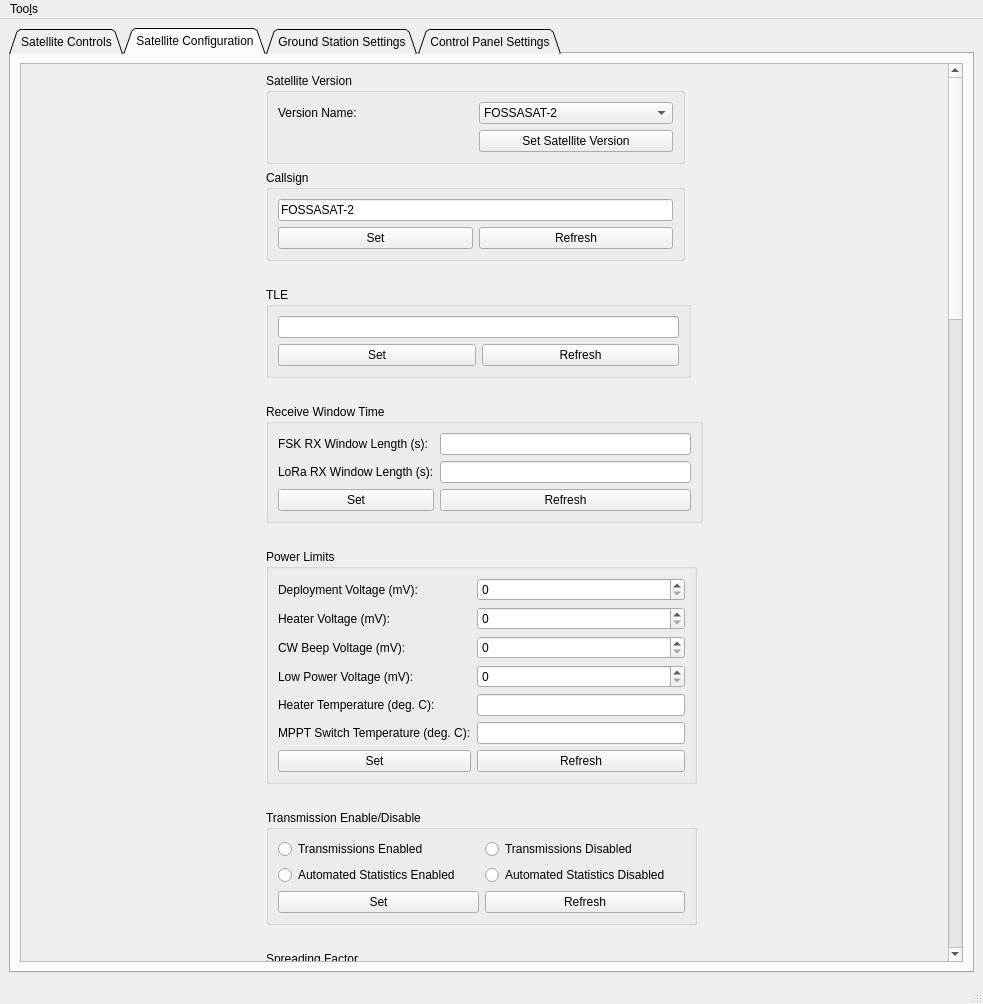
Above: FOSSAGSCP/mainwindow.ui from FOSSASystems/FOSSA-GroundStationControlPanel before the change. Below: the same form after it.
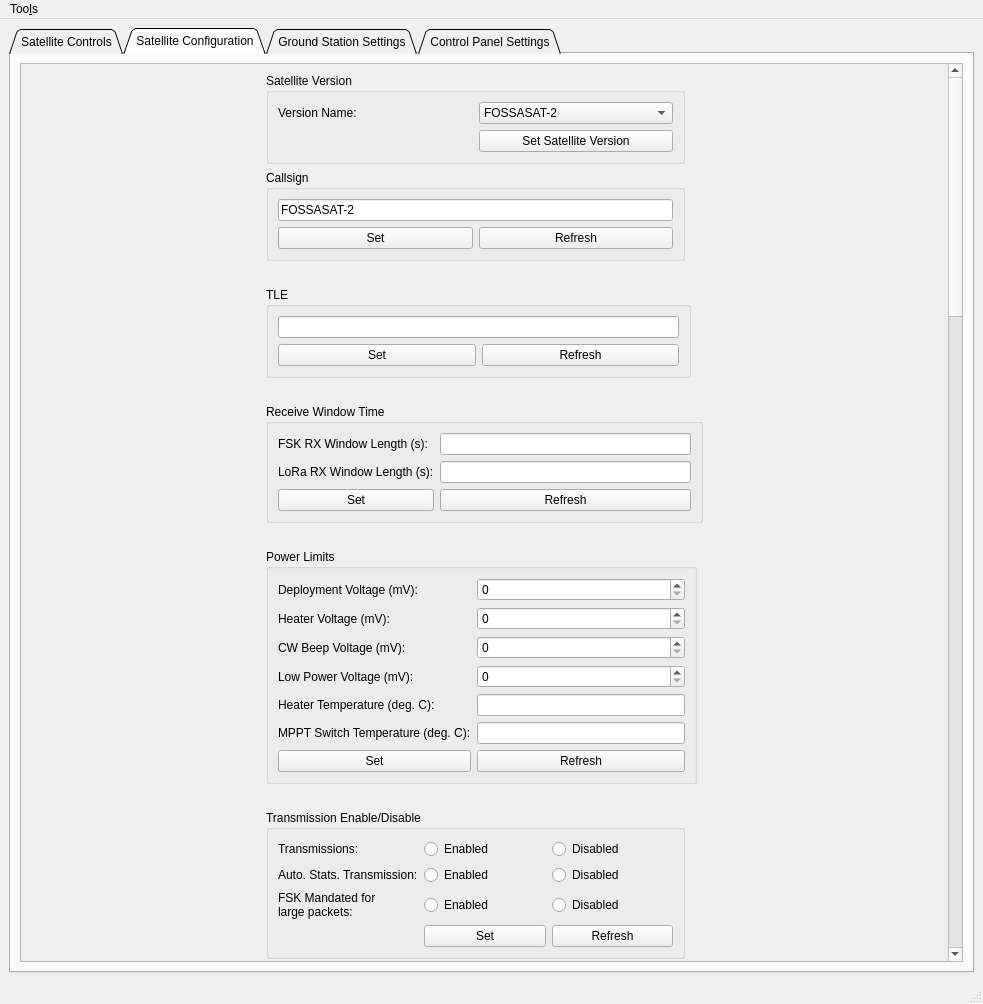
That is the form after the change. The open tabs and pages were chosen to show the change.

Commit message: implemented enable/disable transmissions

Patch:
```diff
--- a/FOSSAGSCP/mainwindow.ui
+++ b/FOSSAGSCP/mainwindow.ui
@@ -1749,9 +1749,9 @@
            <property name="geometry">
             <rect>
              <x>223</x>
-             <y>0</y>
+             <y>-596</y>
              <width>465</width>
-             <height>3460</height>
+             <height>3499</height>
             </rect>
            </property>
            <property name="sizePolicy">
@@ -2026,69 +2026,6 @@
               </property>
              </spacer>
             </item>
-            <item row="10" column="0" colspan="3">
-             <widget class="QGroupBox" name="transmittingGroupBox">
-              <property name="title">
-               <string>Transmission Enable/Disable</string>
-              </property>
-              <layout class="QGridLayout" name="gridLayout_17">
-               <item row="0" column="1">
-                <widget class="QRadioButton" name="SatelliteConfig_Transmission_Disabled_RadioButton">
-                 <property name="text">
-                  <string>Transmissions Disabled</string>
-                 </property>
-                 <attribute name="buttonGroup">
-                  <string notr="true">transmissionsEnabledDisabledButtonGroup</string>
-                 </attribute>
-                </widget>
-               </item>
-               <item row="1" column="0">
-                <widget class="QRadioButton" name="SatelliteConfig_Transmission_AutoStatsEnabled_RadioButton">
-                 <property name="text">
-                  <string>Automated Statistics Enabled</string>
-                 </property>
-                 <attribute name="buttonGroup">
-                  <string notr="true">automatedStatisticsEnabledDisabledButtonGroup</string>
-                 </attribute>
-                </widget>
-               </item>
-               <item row="1" column="1">
-                <widget class="QRadioButton" name="SatelliteConfig_Transmission_AutoStatsDisabled_RadioButton">
-                 <property name="text">
-                  <string>Automated Statistics Disabled</string>
-                 </property>
-                 <attribute name="buttonGroup">
-                  <string notr="true">automatedStatisticsEnabledDisabledButtonGroup</string>
-                 </attribute>
-                </widget>
-               </item>
-               <item row="0" column="0">
-                <widget class="QRadioButton" name="SatelliteConfig_Transmission_Enabled_RadioButton">
-                 <property name="text">
-                  <string>Transmissions Enabled</string>
-                 </property>
-                 <attribute name="buttonGroup">
-                  <string notr="true">transmissionsEnabledDisabledButtonGroup</string>
-                 </attribute>
-                </widget>
-               </item>
-               <item row="2" column="0">
-                <widget class="QPushButton" name="SatelliteConfig_Transmission_Send_Button">
-                 <property name="text">
-                  <string>Set</string>
-                 </property>
-                </widget>
-               </item>
-               <item row="2" column="1">
-                <widget class="QPushButton" name="SatelliteConfig_Transmission_Refresh_Button">
-                 <property name="text">
-                  <string>Refresh</string>
-                 </property>
-                </widget>
-               </item>
-              </layout>
-             </widget>
-            </item>
             <item row="14" column="0" colspan="3">
              <widget class="QGroupBox" name="MPPTGroupBox">
               <property name="title">
@@ -2929,6 +2866,105 @@
               </layout>
              </widget>
             </item>
+            <item row="10" column="0">
+             <widget class="QGroupBox" name="transmittingGroupBox">
+              <property name="title">
+               <string>Transmission Enable/Disable</string>
+              </property>
+              <layout class="QGridLayout" name="gridLayout_17">
+               <item row="2" column="1">
+                <widget class="QRadioButton" name="SatelliteConfig_Transmission_FSKMandated_Enabled_RadioButton">
+                 <property name="text">
+                  <string>Enabled</string>
+                 </property>
+                </widget>
+               </item>
+               <item row="2" column="2">
+                <widget class="QRadioButton" name="SatelliteConfig_Transmission_FSKMandated_Disabled_RadioButton">
+                 <property name="text">
+                  <string>Disabled</string>
+                 </property>
+                </widget>
+               </item>
+               <item row="1" column="2">
+                <widget class="QRadioButton" name="SatelliteConfig_Transmission_AutoStatsDisabled_RadioButton">
+                 <property name="text">
+                  <string>Disabled</string>
+                 </property>
+                 <attribute name="buttonGroup">
+                  <string notr="true">automatedStatisticsEnabledDisabledButtonGroup</string>
+                 </attribute>
+                </widget>
+               </item>
+               <item row="0" column="1">
+                <widget class="QRadioButton" name="SatelliteConfig_Transmission_Enabled_RadioButton">
+                 <property name="text">
+                  <string>Enabled</string>
+                 </property>
+                 <attribute name="buttonGroup">
+                  <string notr="true">transmissionsEnabledDisabledButtonGroup</string>
+                 </attribute>
+                </widget>
+               </item>
+               <item row="3" column="1">
+                <widget class="QPushButton" name="SatelliteConfig_Transmission_Send_Button">
+                 <property name="text">
+                  <string>Set</string>
+                 </property>
+                </widget>
+               </item>
+               <item row="0" column="2">
+                <widget class="QRadioButton" name="SatelliteConfig_Transmission_Disabled_RadioButton">
+                 <property name="text">
+                  <string>Disabled</string>
+                 </property>
+                 <attribute name="buttonGroup">
+                  <string notr="true">transmissionsEnabledDisabledButtonGroup</string>
+                 </attribute>
+                </widget>
+               </item>
+               <item row="1" column="1">
+                <widget class="QRadioButton" name="SatelliteConfig_Transmission_AutoStatsEnabled_RadioButton">
+                 <property name="text">
+                  <string>Enabled</string>
+                 </property>
+                 <attribute name="buttonGroup">
+                  <string notr="true">automatedStatisticsEnabledDisabledButtonGroup</string>
+                 </attribute>
+                </widget>
+               </item>
+               <item row="3" column="2">
+                <widget class="QPushButton" name="SatelliteConfig_Transmission_Refresh_Button">
+                 <property name="text">
+                  <string>Refresh</string>
+                 </property>
+                </widget>
+               </item>
+               <item row="0" column="0">
+                <widget class="QLabel" name="label_141">
+                 <property name="text">
+                  <string>Transmissions:</string>
+                 </property>
+                </widget>
+               </item>
+               <item row="1" column="0">
+                <widget class="QLabel" name="label_142">
+                 <property name="text">
+                  <string>Auto. Stats. Transmission:</string>
+                 </property>
+                </widget>
+               </item>
+               <item row="2" column="0">
+                <widget class="QLabel" name="label_143">
+                 <property name="text">
+                  <string>FSK Mandated for
+large packets:</string>
+                 </property>
+                </widget>
+               </item>
+              </layout>
+             </widget>
+            </item>
            </layout>
           </widget>
          </widget>
```
Left out of the diff: 2 changed lines with no effect on the pictures. The commit also changes 4 other files.
